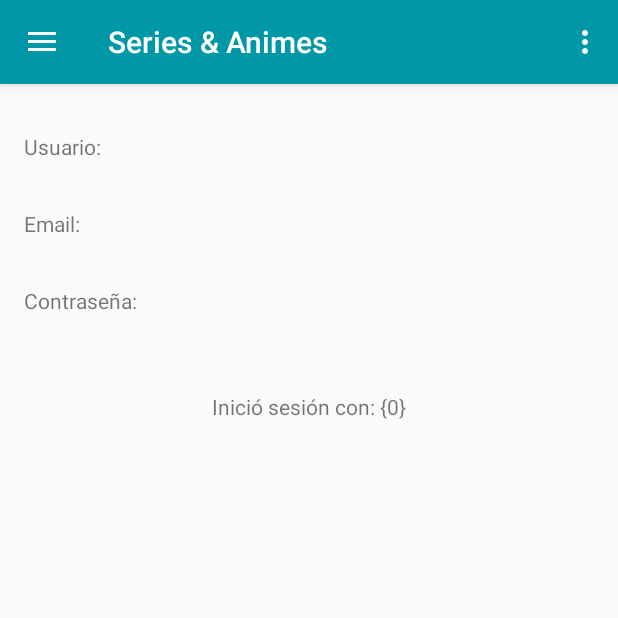
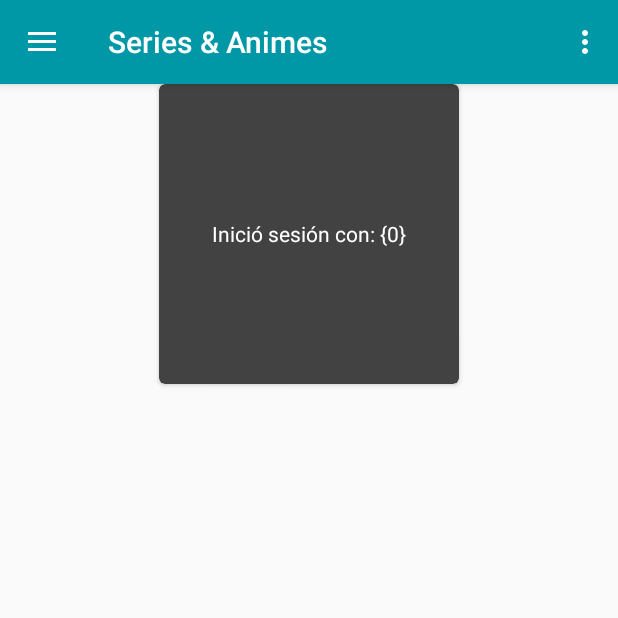
Before and after one commit to adam3497/SeriesNAnimes-android, an Android app: the MainActivity screen opened directly, with no data from a screen before it, on a phone screen of 412 x 824 dp, the top half of it. Run offline under Robolectric (Android 15) with nearby library versions, the phone set to English and light mode, and no system bars; libraries missing offline, so code that uses them is left out: com.facebook, com.facebook.login; 1 statement that could not run was skipped.

Commit message:
Main changes

```diff
--- a/app/src/main/java/com/altarosprojects/seriesanimes/LoginActivity.java
+++ b/app/src/main/java/com/altarosprojects/seriesanimes/LoginActivity.java
@@ -307,7 +307,6 @@ public class LoginActivity extends AppCompatActivity {
     private void validateUser(String username, String email, String password, ProgressDialog progressDialog) {
         if(etxPassword.getText().toString().equals(password)){
             progressDialog.dismiss();
-            Toast.makeText(this, getResources().getString(R.string.login_found_user), Toast.LENGTH_SHORT).show();
             Set<String> info = new HashSet<>();
             info.add(username);
             info.add(email);
--- a/app/src/main/java/com/altarosprojects/seriesanimes/MainActivity.java
+++ b/app/src/main/java/com/altarosprojects/seriesanimes/MainActivity.java
@@ -43,9 +43,8 @@ import java.util.Set;
 public class MainActivity extends AppCompatActivity
         implements NavigationView.OnNavigationItemSelectedListener {
 
-    private TextView txtUsername, txtEmail, txtPassword, txtSignedWith;
-    Boolean signedFace;
-    Boolean signedGoogle;
+    private Boolean signedFace;
+    private Boolean signedGoogle;
     private GoogleSignInClient mGoogleSignInClient;
     private CallbackManager callbackManager;
     private SharedPreferences sharedPreferences;
@@ -77,12 +76,18 @@ public class MainActivity extends AppCompatActivity
         // Build a GoogleSignInClient with the options specified by gso.
         mGoogleSignInClient = GoogleSignIn.getClient(this, gso);
 
-        txtUsername = (TextView) findViewById(R.id.txt_username);
-        txtEmail = (TextView) findViewById(R.id.txt_email);
-        txtPassword = (TextView) findViewById(R.id.txt_password);
-        txtSignedWith = (TextView) findViewById(R.id.txt_signed_with);
+        obtainExtras();
 
+
+    }
+
+    /**
+     * This method obtain the extra data from intent launch in LoginActivity to validate which account is in used
+     */
+    private void obtainExtras() {
         Bundle extras = getIntent().getExtras();
+
+        TextView infoLoggin = (TextView) findViewById(R.id.txt_card_info);
 
         if(extras != null){
             signedFace = extras.getBoolean("accountSignedFacebook", false);
@@ -95,10 +100,7 @@ public class MainActivity extends AppCompatActivity
                 String email = prefs.getString("facebookEmail", "not found");
                 String userId = prefs.getString("facebookUserId", "not found");
 
-                txtUsername.setText(username);
-                txtEmail.setText(email);
-                txtPassword.setText(userId);
-                txtSignedWith.setText(getResources().getString(R.string.signed_with).replace("{0}", "Facebook Account"));
+                infoLoggin.setText(getResources().getString(R.string.signed_with).replace("{0}", "Facebook"));
             }
             else if(signedGoogle){
                 GoogleSignInAccount acct = GoogleSignIn.getLastSignedInAccount(getApplicationContext());
@@ -110,12 +112,8 @@ public class MainActivity extends AppCompatActivity
                     String personId = acct.getId();
                     Uri personPhoto = acct.getPhotoUrl();
 
-                    txtUsername.setText(personName + ", " + personGivenName);
-                    txtEmail.setText(personEmail);
-                    txtPassword.setText(personId);
-                    txtSignedWith.setText(getResources().getString(R.string.signed_with).replace("{0}", "Gogle Account"));
+                    infoLoggin.setText(getResources().getString(R.string.signed_with).replace("{0}", "Google"));
                 }
-
             }
             else{
                 //info where info[0] = username, info[1] = email, info[2] = password
@@ -123,11 +121,8 @@ public class MainActivity extends AppCompatActivity
                 info = sharedPreferences.getStringSet("appAccountInfo", null);
                 if(info != null){
                     ArrayList<String> infoArray = new ArrayList<>(info);
+                    infoLoggin.setText(getResources().getString(R.string.signed_with).replace("{0}", "App Account"));
 
-                    txtUsername.setText(infoArray.get(0));
-                    txtEmail.setText(infoArray.get(1));
-                    txtPassword.setText(infoArray.get(2));
-                    txtSignedWith.setText(getResources().getString(R.string.signed_with).replace("{0}", "Application Account"));
                 }
                 else{
                     Toast.makeText(this, getResources().getString(R.string.app_account_error), Toast.LENGTH_SHORT).show();
@@ -239,7 +234,7 @@ public class MainActivity extends AppCompatActivity
             });
         }
         else{
-            progressDialog.setMessage(getResources().getString(R.string.main_loggin_out_msg).replace("{0}", txtUsername.getText().toString()));
+            progressDialog.setMessage(getResources().getString(R.string.main_loggin_out_msg).replace("{0}", "App Account"));
             progressDialog.show();
             sharedPreferences.edit().putBoolean("accountLoggedIn", false).apply();
             sharedPreferences.edit().putStringSet("appAccountInfo", null).apply();
--- a/app/src/main/res/layout/content_main.xml
+++ b/app/src/main/res/layout/content_main.xml
@@ -8,102 +8,27 @@
     tools:context=".MainActivity"
     tools:showIn="@layout/app_bar_main">
 
-    <TextView
-        android:id="@+id/textView2"
-        android:layout_width="0dp"
-        android:layout_height="wrap_content"
+    <android.support.v7.widget.CardView xmlns:card_view="http://schemas.android.com/apk/res-auto"
+        android:id="@+id/cdv_info"
+        android:layout_width="200dp"
+        android:layout_height="200dp"
         android:layout_marginEnd="8dp"
-        android:layout_marginLeft="16dp"
+        android:layout_marginLeft="8dp"
         android:layout_marginRight="8dp"
-        android:layout_marginStart="16dp"
-        android:layout_marginTop="32dp"
-        android:text="Usuario: "
-        app:layout_constraintEnd_toStartOf="@+id/txt_username"
-        app:layout_constraintStart_toStartOf="parent"
-        app:layout_constraintTop_toTopOf="parent" />
+        android:layout_marginStart="8dp"
+        card_view:cardCornerRadius="4dp"
+        card_view:cardBackgroundColor="@color/cardview_dark_background"
+        card_view:layout_constraintEnd_toEndOf="parent"
+        card_view:layout_constraintStart_toStartOf="parent"
+        card_view:layout_constraintTop_toTopOf="parent">
 
-    <TextView
-        android:id="@+id/txt_username"
-        android:layout_width="0dp"
-        android:layout_height="wrap_content"
-        android:layout_marginEnd="16dp"
-        android:layout_marginLeft="8dp"
-        android:layout_marginRight="16dp"
-        android:layout_marginStart="8dp"
-        android:layout_marginTop="32dp"
-        android:gravity="center"
-        app:layout_constraintEnd_toEndOf="parent"
-        app:layout_constraintStart_toEndOf="@+id/textView2"
-        app:layout_constraintTop_toTopOf="parent" />
+        <TextView
+            android:id="@+id/txt_card_info"
+            android:layout_width="match_parent"
+            android:layout_height="match_parent"
+            android:text="@string/signed_with"
+            android:gravity="center"
+            android:textColor="@color/colorButtonsText"/>
 
-    <TextView
-        android:id="@+id/textView4"
-        android:layout_width="0dp"
-        android:layout_height="wrap_content"
-        android:layout_marginEnd="16dp"
-        android:layout_marginLeft="16dp"
-        android:layout_marginRight="16dp"
-        android:layout_marginStart="16dp"
-        android:layout_marginTop="32dp"
-        android:text="Email: "
-        app:layout_constraintEnd_toStartOf="@+id/txt_email"
-        app:layout_constraintStart_toStartOf="parent"
-        app:layout_constraintTop_toBottomOf="@+id/textView2" />
-
-    <TextView
-        android:id="@+id/txt_email"
-        android:layout_width="0dp"
-        android:layout_height="wrap_content"
-        android:layout_marginEnd="16dp"
-        android:layout_marginLeft="16dp"
-        android:layout_marginRight="16dp"
-        android:layout_marginStart="16dp"
-        android:layout_marginTop="32dp"
-        android:gravity="center"
-        app:layout_constraintEnd_toEndOf="parent"
-        app:layout_constraintStart_toEndOf="@+id/textView4"
-        app:layout_constraintTop_toBottomOf="@+id/txt_username" />
-
-    <TextView
-        android:id="@+id/textView6"
-        android:layout_width="0dp"
-        android:layout_height="wrap_content"
-        android:layout_marginEnd="16dp"
-        android:layout_marginLeft="16dp"
-        android:layout_marginRight="16dp"
-        android:layout_marginStart="16dp"
-        android:layout_marginTop="32dp"
-        android:text="Contraseña: "
-        app:layout_constraintEnd_toStartOf="@+id/txt_password"
-        app:layout_constraintStart_toStartOf="parent"
-        app:layout_constraintTop_toBottomOf="@+id/textView4" />
-
-    <TextView
-        android:id="@+id/txt_password"
-        android:layout_width="0dp"
-        android:layout_height="wrap_content"
-        android:layout_marginEnd="16dp"
-        android:layout_marginLeft="16dp"
-        android:layout_marginRight="16dp"
-        android:layout_marginStart="16dp"
-        android:layout_marginTop="32dp"
-        android:gravity="center"
-        app:layout_constraintEnd_toEndOf="parent"
-        app:layout_constraintStart_toEndOf="@+id/textView6"
-        app:layout_constraintTop_toBottomOf="@+id/txt_email" />
-
-    <TextView
-        android:id="@+id/txt_signed_with"
-        android:layout_width="0dp"
-        android:layout_height="wrap_content"
-        android:layout_marginEnd="72dp"
-        android:layout_marginLeft="72dp"
-        android:layout_marginRight="72dp"
-        android:layout_marginStart="72dp"
-        android:layout_marginTop="51dp"
-        android:gravity="center"
-        android:text="@string/signed_with"
-        app:layout_constraintEnd_toEndOf="parent"
-        app:layout_constraintStart_toStartOf="parent"
-        app:layout_constraintTop_toBottomOf="@+id/textView6" />
+    </android.support.v7.widget.CardView>
 </android.support.constraint.ConstraintLayout>
```
